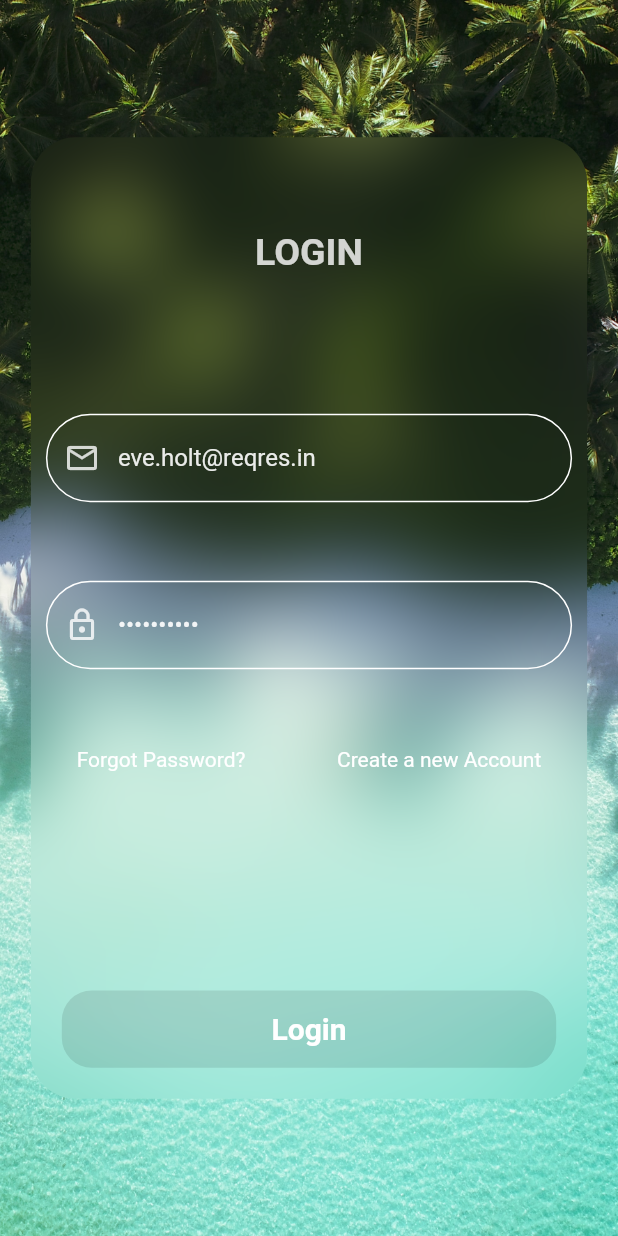
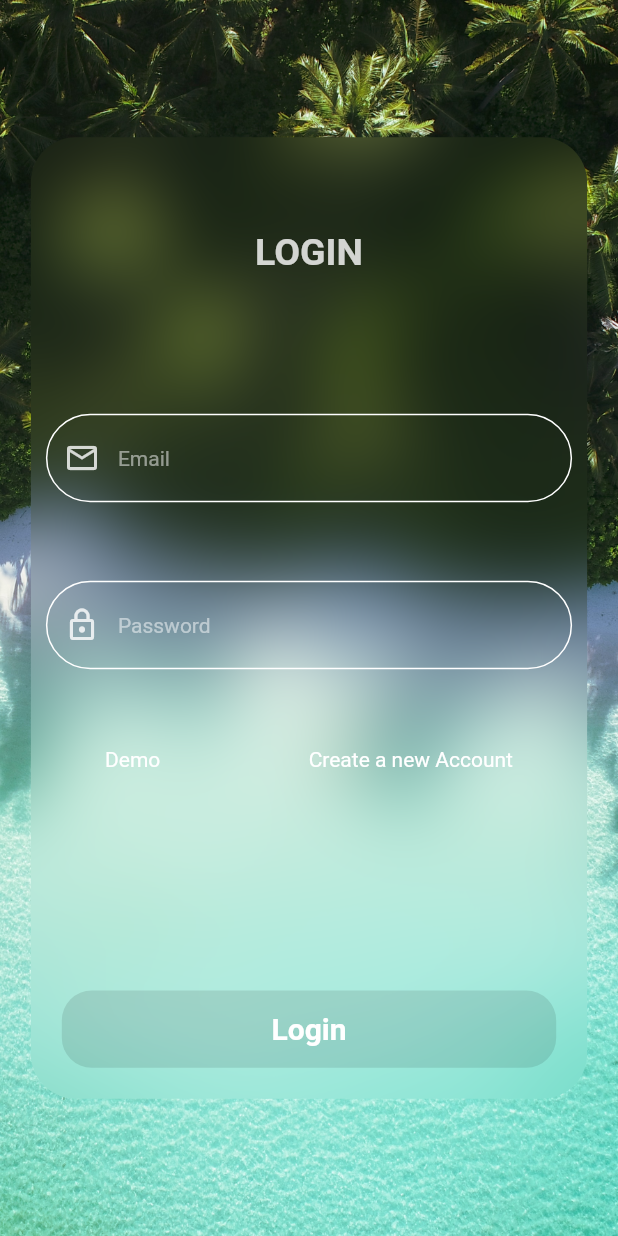
Before and after one commit to tekangun/test_app, a Flutter app: the screen it shows after launch, on a phone screen of 412 x 824 dp. Run offline on Flutter 3.47's test engine with Material 2 defaults, Android fonts, the phone set to English and light mode, and no system bars; our stand-ins replace flutter_secure_storage, fluttertoast, get, get_it.

Commit message:
navigation screen name changed to main screen, todo list system added, demo button added to login screen,

```diff
--- a/lib/views/login_screen/components/text_box_with_icon.dart
+++ b/lib/core/widgets/text_box_with_icon.dart
@@ -9,22 +9,28 @@ class TextBoxWithIcon extends StatelessWidget {
     this.isPassword = false,
     this.isEmail = false,
     required this.controller,
+    this.borderColor,
+    this.textColor,
+    this.borderRadius,
   });
 
   final IconData icon;
   final String hintText;
   final bool isPassword;
   final bool isEmail;
+  final double? borderRadius;
+  final Color? borderColor;
+  final Color? textColor;
   final TextEditingController controller;
 
   @override
   Widget build(BuildContext context) {
     return Padding(
-      padding: const EdgeInsets.symmetric(horizontal: 10),
+      padding:const EdgeInsets.symmetric(horizontal: 10),
       child: TextFormField(
         controller: controller,
         style: TextStyle(
-          color: Colors.white.withOpacity(.9),
+          color: (textColor ?? Colors.white).withOpacity(.9),
         ),
         obscureText: isPassword,
         keyboardType: isEmail ? TextInputType.emailAddress : TextInputType.text,
@@ -40,30 +46,30 @@ class TextBoxWithIcon extends StatelessWidget {
         decoration: InputDecoration(
           prefixIcon: Icon(
             icon,
-            color: Colors.white.withOpacity(.8),
+            color: (textColor ?? Colors.white).withOpacity(.8),
           ),
           enabledBorder: OutlineInputBorder(
-            borderSide: const BorderSide(width: 1, color: Colors.white),
-            borderRadius: BorderRadius.circular(50.0),
+            borderSide: BorderSide(width: 1, color: borderColor ?? Colors.white),
+            borderRadius: BorderRadius.circular(borderRadius ?? 50.0),
           ),
           focusedBorder: OutlineInputBorder(
-            borderSide: const BorderSide(width: 2, color: Colors.white),
-            borderRadius: BorderRadius.circular(50.0),
+            borderSide: BorderSide(width: 2, color: borderColor ?? Colors.white),
+            borderRadius: BorderRadius.circular(borderRadius ?? 50.0),
           ),
           focusedErrorBorder: OutlineInputBorder(
             borderSide: const BorderSide(width: 2, color: Colors.red),
-            borderRadius: BorderRadius.circular(50.0),
+            borderRadius: BorderRadius.circular(borderRadius ?? 50.0),
           ),
           errorBorder: OutlineInputBorder(
             borderSide: const BorderSide(width: 1, color: Colors.red),
-            borderRadius: BorderRadius.circular(50.0),
+            borderRadius: BorderRadius.circular(borderRadius ?? 50.0),
           ),
           border: InputBorder.none,
           hintMaxLines: 1,
           hintText: hintText,
           hintStyle: TextStyle(
             fontSize: 14,
-            color: Colors.white.withOpacity(.5),
+            color: (textColor ?? Colors.white).withOpacity(.5),
           ),
         ),
       ),
--- a/lib/main.dart
+++ b/lib/main.dart
@@ -16,6 +16,7 @@ class MyApp extends StatelessWidget {
   Widget build(BuildContext context) {
     return GetMaterialApp(
       enableLog: false,
+      debugShowCheckedModeBanner: false,
       theme: ThemeData(
         primarySwatch: Colors.green,
       ),
--- a/lib/view_models/login_screen_view_model.dart
+++ b/lib/view_models/login_screen_view_model.dart
@@ -3,19 +3,24 @@ import 'package:get/get.dart';
 import 'package:test_app/core/init/get_it_init.dart';
 import 'package:test_app/services/local_services/secure_storage.dart';
 import 'package:test_app/services/network_services/auth_service.dart';
-import 'package:test_app/views/navigation_bar_screen/navigation_bar_screen.dart';
+import 'package:test_app/views/main_screen/main_screen.dart';
 
 class LoginScreenViewModel {
-  var emailController = TextEditingController(text: 'eve.holt@reqres.in');
-  var passwordControler = TextEditingController(text: 'cityslicka');
+  var emailController = TextEditingController();
+  var passwordControler = TextEditingController();
   var formKey = GlobalKey<FormState>();
   Future<void> loginCheck() async {
     if (formKey.currentState?.validate() ?? false) {
       var response = await getIt<AuthService>().login(loginScreenViewModel: this);
       if (response?.token?.isNotEmpty ?? false) {
         await getIt<SecureStorage>().setUserToken(token: response!.token!);
-        Get.offAll(() => const NavigationBarScreen());
+        Get.offAll(() => const MainScreen());
       }
     }
   }
+
+  void fillDemo() {
+    emailController.text = 'eve.holt@reqres.in';
+    passwordControler.text = 'cityslicka';
+  }
 }
--- a/lib/view_models/navigation_bar_screen_view_model.dart
+++ b/lib/view_models/main_sceen_view_model.dart
@@ -4,14 +4,13 @@ import '../views/todo_list_screen/todo_list_screen.dart';
 import '../views/user_list_screen/user_list_screen.dart';
 
 /// In the future, we may need to access it from the outside. For this reason, I define it with "[Get]".
-class NavigationBarScreenViewModel extends GetxController {
+class MainScreenViewModel extends GetxController {
   var currentScreen = 0.obs;
   var screens = [
     const UserListScreen(),
     const TodoListScreen(),
   ];
 
-
   void changeScreen({required int index}) {
     currentScreen.value = index;
   }
--- a/lib/view_models/splash_screen_view_model.dart
+++ b/lib/view_models/splash_screen_view_model.dart
@@ -2,7 +2,7 @@ import 'package:get/get.dart';
 import 'package:test_app/core/init/get_it_init.dart';
 import 'package:test_app/services/local_services/secure_storage.dart';
 import 'package:test_app/views/login_screen/login_screen.dart';
-import 'package:test_app/views/navigation_bar_screen/navigation_bar_screen.dart';
+import 'package:test_app/views/main_screen/main_screen.dart';
 
 class SplashScreenViewModel {
   void checkUserAvailabe() async {
@@ -10,7 +10,7 @@ class SplashScreenViewModel {
     await Future.delayed(const Duration(seconds: 1));
     if (userToken != null) {
       // user available, go to main screen
-      Get.offAll(() => const NavigationBarScreen());
+      Get.offAll(() => const MainScreen());
     } else {
       // user not avaiable, go to login screen
       Get.offAll(() => const LoginScreen());
--- a/lib/views/login_screen/login_screen.dart
+++ b/lib/views/login_screen/login_screen.dart
@@ -8,7 +8,7 @@ import 'package:test_app/core/constants/media_paths.dart';
 import 'package:test_app/core/init/get_it_init.dart';
 import 'package:test_app/view_models/login_screen_view_model.dart';
 
-import 'components/text_box_with_icon.dart';
+import '../../core/widgets/text_box_with_icon.dart';
 
 class LoginScreen extends StatefulWidget {
   const LoginScreen({super.key});
@@ -83,9 +83,12 @@ class _LoginScreenState extends State<LoginScreen> {
                                   Row(
                                     mainAxisAlignment: MainAxisAlignment.spaceAround,
                                     children: [
-                                      Text(
-                                        'Forgot Password?',
-                                        style: whiteTextStyle,
+                                      InkWell(
+                                        onTap: () => viewModel.fillDemo(),
+                                        child: Text(
+                                          'Demo',
+                                          style: whiteTextStyle,
+                                        ),
                                       ),
                                       Text(
                                         'Create a new Account',
--- a/pubspec.yaml
+++ b/pubspec.yaml
@@ -36,6 +36,7 @@ dependencies:
   get: ^4.6.5
   get_it: ^7.6.0
   http: ^0.13.6
+  uuid: ^3.0.7
 
 dev_dependencies:
   flutter_lints: ^2.0.0
```
Also changed, not shown: lib/models/todo_model.dart (added, +21 -0 lines), lib/services/local_services/dialog_service.dart (+51 -0 lines), lib/view_models/todo_list_screen_view_model.dart (added, +36 -0 lines), lib/views/main_screen/main_screen.dart (renamed from lib/views/navigation_bar_screen/navigation_bar_screen.dart, +6 -5 lines), lib/views/todo_list_screen/components/todo_list_card.dart (added, +42 -0 lines), lib/views/todo_list_screen/todo_list_screen.dart (+17 -3 lines), lib/views/user_list_screen/components/user_list_card.dart (added, +38 -0 lines), lib/views/user_list_screen/user_list_screen.dart (+2 -34 lines), pubspec.lock, 1 other file.
